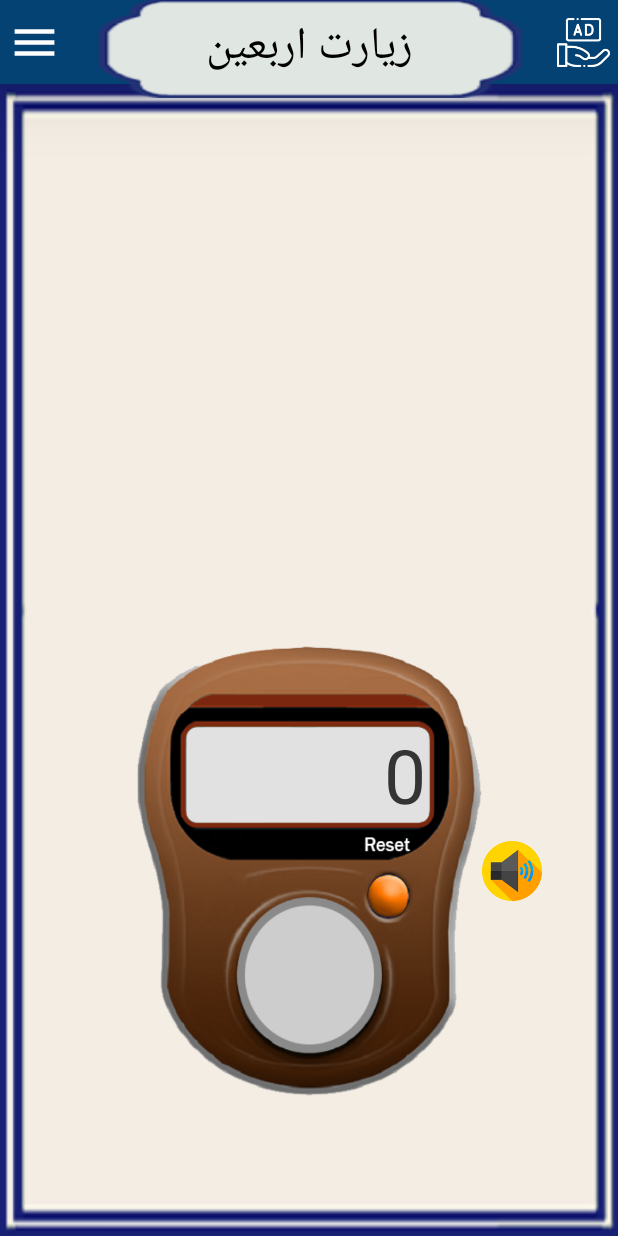
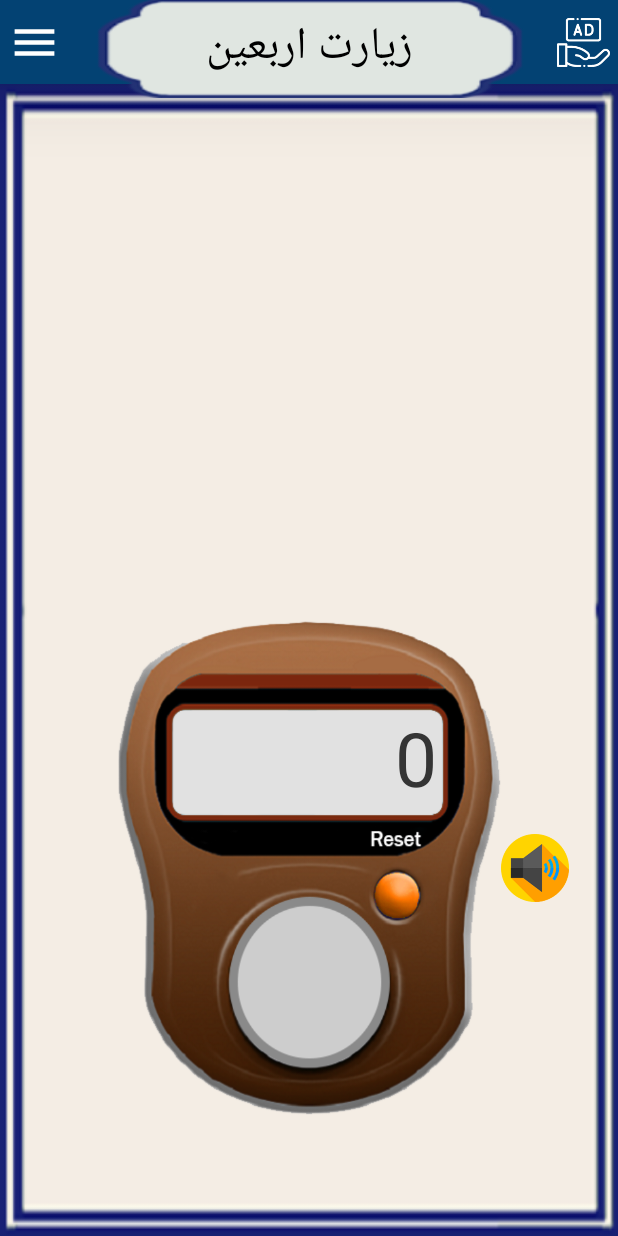
Before and after one commit to mohammadyt9731/Arbaeen-Pilgirmage, an Android app: the fragment SalawatCountFragment placed in its activity, on a phone screen of 412 x 824 dp. Run offline under Robolectric (Android 15) with nearby library versions, the phone set to English and light mode, and no system bars; libraries missing offline, so code that uses them is left out: ir.tapsell.plus; 2 statements that could not run were skipped.

Commit message:
set SalawatCountFragment views size

```diff
--- a/app/src/main/java/com/ttp/ziaratarbaeen/MainActivity.java
+++ b/app/src/main/java/com/ttp/ziaratarbaeen/MainActivity.java
@@ -149,6 +149,10 @@ public class MainActivity extends AppCompatActivity {
                         loadFragment(pilgrimageFragment);
                         break;
 
+                    case R.id.nav_salawat_count:
+                        loadFragment(salawatCountFragment);
+                        break;
+
                     case R.id.nav_narratives:
                         loadFragment(narrativesFragment);
                         break;
--- a/app/src/main/java/com/ttp/ziaratarbaeen/fragments/SalawatCountFragment.java
+++ b/app/src/main/java/com/ttp/ziaratarbaeen/fragments/SalawatCountFragment.java
@@ -4,15 +4,33 @@ import android.os.Bundle;
 import android.view.LayoutInflater;
 import android.view.View;
 import android.view.ViewGroup;
+import android.widget.Button;
 import android.widget.FrameLayout;
+import android.widget.ImageView;
+import android.widget.TextView;
 
 import androidx.annotation.NonNull;
 import androidx.annotation.Nullable;
+import androidx.constraintlayout.widget.ConstraintLayout;
 import androidx.fragment.app.Fragment;
 
 import com.ttp.ziaratarbaeen.R;
+import com.ttp.ziaratarbaeen.classes.MyConstants;
+import com.ttp.ziaratarbaeen.classes.TapsellAD;
 
 public class SalawatCountFragment extends Fragment {
+
+    int counter;
+
+    ConstraintLayout flZekrShomar;
+    FrameLayout flAdContainer;
+    TextView tvCounterText;
+    Button btnCounterPlusPlus;
+    ImageView ivReset;
+    Button btnSound;
+
+
+
 
     @Nullable
     @Override
@@ -25,7 +43,62 @@ public class SalawatCountFragment extends Fragment {
     public void onViewCreated(@NonNull View view, @Nullable Bundle savedInstanceState) {
         super.onViewCreated(view, savedInstanceState);FrameLayout frameLayout=view.findViewById(R.id.frame_hadis);
 
+        findVies(view);
+        setSize();
+
+        new TapsellAD(null,flAdContainer,getActivity()).showNativeAD(MyConstants.NATIVE_STANDARD_AD_ID);
+
+        btnCounterPlusPlus.setOnClickListener(new View.OnClickListener() {
+            @Override
+            public void onClick(View view) {
+                tvCounterText.setText(String.valueOf(++counter));
+            }
+        });
 
     }
 
+    private void findVies(View view) {
+
+        flZekrShomar=view.findViewById(R.id.fl_zekr_shomar);
+        flAdContainer=view.findViewById(R.id.fl_ad_container);
+        tvCounterText=view.findViewById(R.id.tv_counter_text);
+        btnCounterPlusPlus=view.findViewById(R.id.btn_counter_plus_plus);
+        ivReset =view.findViewById(R.id.iv_reset);
+        btnSound=view.findViewById(R.id.btn_sound);
+    }
+
+    private void setSize(){
+
+        int screenWidth= MyConstants.getScreenWidth();
+        int screenHeight= MyConstants.getScreenHeight();
+
+        int zekrShomarLayoutWidth=flZekrShomar.getLayoutParams().width=screenWidth*62/100;
+        int zekrShomarLayoutHeight=flZekrShomar.getLayoutParams().height=screenWidth*80/100;
+
+        btnCounterPlusPlus.getLayoutParams().width=zekrShomarLayoutWidth*40/100;
+        btnCounterPlusPlus.getLayoutParams().height=btnCounterPlusPlus.getLayoutParams().width;
+        setMargins(btnCounterPlusPlus,0,0,10,zekrShomarLayoutHeight*10/100);
+
+        ivReset.getLayoutParams().width=zekrShomarLayoutWidth*12/100;
+        ivReset.getLayoutParams().height=ivReset.getLayoutParams().width;
+
+        tvCounterText.getLayoutParams().width=zekrShomarLayoutWidth*71/100;
+        tvCounterText.getLayoutParams().height=tvCounterText.getLayoutParams().width*40/100;
+
+        setMargins(tvCounterText,0,zekrShomarLayoutHeight*17/100,0,0);
+
+        btnSound.getLayoutParams().width=zekrShomarLayoutWidth*18/100;
+        btnSound.getLayoutParams().height=btnSound.getLayoutParams().width;
+
+
+    }
+
+    private void setMargins (View view, int left, int top, int right, int bottom) {
+        if (view.getLayoutParams() instanceof ViewGroup.MarginLayoutParams) {
+            ViewGroup.MarginLayoutParams p = (ViewGroup.MarginLayoutParams) view.getLayoutParams();
+            p.setMargins(left, top, right, bottom);
+            view.requestLayout();
+        }
+    }
+
 }
--- a/app/src/main/res/layout/fragment_salawat_count.xml
+++ b/app/src/main/res/layout/fragment_salawat_count.xml
@@ -6,6 +6,7 @@
     xmlns:app="http://schemas.android.com/apk/res-auto"
     android:background="@drawable/study_background"
     android:orientation="vertical"
+    android:clickable="true"
     android:gravity="center">
 
 
@@ -16,19 +17,79 @@
         android:layout_height="wrap_content"
         android:layout_marginTop="5dp"/>
 
-    <FrameLayout
-        android:id="@+id/frame_small_zekrshomar"
-        app:layout_constraintBottom_toTopOf="@id/ad_container"
+<!--    <FrameLayout-->
+<!--        android:id="@+id/fl_zekr_shomar"-->
+<!--        app:layout_constraintBottom_toTopOf="@id/fl_ad_container"-->
+<!--        app:layout_constraintLeft_toLeftOf="parent"-->
+<!--        app:layout_constraintRight_toRightOf="parent"-->
+<!--        android:layout_width="230dp"-->
+<!--        android:layout_height="300dp"-->
+<!--        android:layout_gravity="center"-->
+<!--        android:layout_marginBottom="@dimen/space_small"-->
+<!--        android:background="@drawable/zekrshmar_icon">-->
+
+<!--        <TextView-->
+<!--            android:background="@color/blue_900"-->
+<!--            android:id="@+id/tv_counter_text"-->
+<!--            android:layout_width="166dp"-->
+<!--            android:layout_height="65dp"-->
+<!--            android:layout_gravity="center"-->
+<!--            android:layout_marginBottom="65dp"-->
+<!--            android:paddingRight="5dp"-->
+<!--            android:gravity="right|center"-->
+<!--            android:textSize="50sp"-->
+
+<!--            android:textColor="#E9232323"-->
+<!--            android:text="0">-->
+
+<!--        </TextView>-->
+
+<!--        <Button-->
+
+<!--            android:id="@+id/btn_counter_plus_plus"-->
+<!--            android:layout_width="90dp"-->
+<!--            android:layout_height="90dp"-->
+<!--            android:layout_gravity="center"-->
+<!--            android:layout_marginTop="70dp"-->
+<!--            android:background="@android:color/holo_red_dark"-->
+<!--            android:textSize="25dp"-->
+<!--            android:textColor="@color/black">-->
+
+<!--        </Button>-->
+
+<!--        <ImageView-->
+<!--            android:id="@+id/iv_reset"-->
+<!--            android:layout_width="30dp"-->
+<!--            android:layout_height="30dp"-->
+<!--            android:layout_gravity="center"-->
+<!--            android:layout_marginLeft="55dp"-->
+<!--            android:layout_marginTop="15dp"-->
+<!--            android:background="@color/black"-->
+<!--            >-->
+
+<!--        </ImageView>-->
+
+
+<!--    </FrameLayout>-->
+
+    <androidx.constraintlayout.widget.ConstraintLayout
+        android:id="@+id/fl_zekr_shomar"
+        app:layout_constraintBottom_toTopOf="@id/fl_ad_container"
         app:layout_constraintLeft_toLeftOf="parent"
         app:layout_constraintRight_toRightOf="parent"
         android:layout_width="230dp"
         android:layout_height="300dp"
         android:layout_gravity="center"
-        android:layout_marginBottom="@dimen/space_large"
+        android:layout_marginBottom="@dimen/space_small"
         android:background="@drawable/zekrshmar_icon">
 
         <TextView
-            android:id="@+id/couter_text"
+            app:layout_constraintTop_toTopOf="parent"
+            android:layout_marginTop="55dp"
+            app:layout_constraintLeft_toLeftOf="parent"
+            app:layout_constraintRight_toRightOf="parent"
+
+            android:id="@+id/tv_counter_text"
             android:layout_width="166dp"
             android:layout_height="65dp"
             android:layout_gravity="center"
@@ -43,11 +104,14 @@
         </TextView>
 
         <Button
-            android:id="@+id/counter_button"
+            app:layout_constraintLeft_toLeftOf="parent"
+            app:layout_constraintRight_toRightOf="parent"
+            app:layout_constraintBottom_toBottomOf="parent"
+            android:layout_marginBottom="37dp"
+            android:id="@+id/btn_counter_plus_plus"
             android:layout_width="90dp"
             android:layout_height="90dp"
             android:layout_gravity="center"
-            android:layout_marginTop="70dp"
             android:background="@android:color/transparent"
             android:textSize="25dp"
             android:textColor="@color/black">
@@ -55,24 +119,25 @@
         </Button>
 
         <ImageView
-            android:id="@+id/reset_button"
+            app:layout_constraintBottom_toTopOf="@id/btn_counter_plus_plus"
+            app:layout_constraintLeft_toRightOf="@id/btn_counter_plus_plus"
+            android:id="@+id/iv_reset"
             android:layout_width="30dp"
             android:layout_height="30dp"
             android:layout_gravity="center"
-            android:layout_marginLeft="55dp"
-            android:layout_marginTop="15dp"
+
             >
 
         </ImageView>
 
 
-    </FrameLayout>
+    </androidx.constraintlayout.widget.ConstraintLayout>
 
     <Button
-        app:layout_constraintLeft_toRightOf="@id/frame_small_zekrshomar"
-        android:id="@+id/button_sound"
-        app:layout_constraintTop_toTopOf="@id/frame_small_zekrshomar"
-        app:layout_constraintBottom_toBottomOf="@id/frame_small_zekrshomar"
+        app:layout_constraintLeft_toRightOf="@id/fl_zekr_shomar"
+        android:id="@+id/btn_sound"
+        app:layout_constraintTop_toTopOf="@id/fl_zekr_shomar"
+        app:layout_constraintBottom_toBottomOf="@id/fl_zekr_shomar"
         android:layout_width="40dp"
         android:layout_height="40dp"
         android:layout_gravity="center"
@@ -84,12 +149,13 @@
 
 
     <FrameLayout
-        android:id="@+id/ad_container"
+        android:id="@+id/fl_ad_container"
         android:layout_width="match_parent"
-        android:layout_height="@dimen/space_70dp"
-        android:layout_margin="@dimen/space_very_small"
+        android:layout_height="60dp"
+        android:layout_margin="15dp"
         app:layout_constraintBottom_toBottomOf="parent"
         android:layout_gravity="bottom"
+
         >
     </FrameLayout>
 
--- a/app/src/main/res/menu/navigation_view_menu.xml
+++ b/app/src/main/res/menu/navigation_view_menu.xml
@@ -11,6 +11,11 @@
         android:id="@+id/nav_pilgrimage"
         android:icon="@drawable/ic_nav_pilgrimage"
         android:title="@string/pilgrimage_arbaeen" />
+
+    <item
+        android:id="@+id/nav_salawat_count"
+        android:icon="@drawable/ic_tasbih"
+        android:title="@string/salawat_count" />
 
     <item
         android:id="@+id/nav_narratives"
```
Also changed, not shown: app/src/main/res/drawable/ic_tasbih.png (added).
